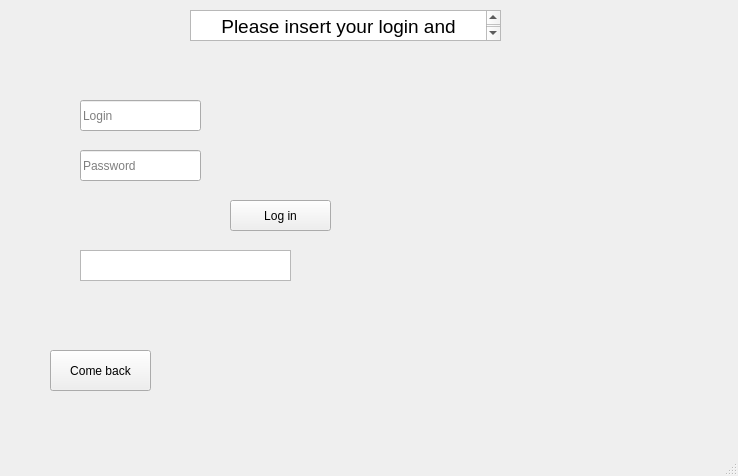
First picture: the form in mainwindow.ui, repository KsaweryL/Qt-bank, before the edit.
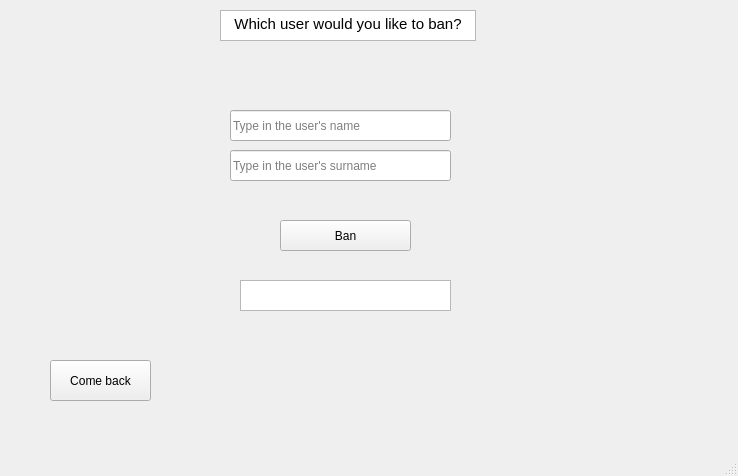
Second picture: the form after the edit. The open tabs and pages were chosen to show the change.

Commit message: Update on feature focused on banning the users

What changed in the file:
```diff
--- a/mainwindow.ui
+++ b/mainwindow.ui
@@ -523,6 +523,90 @@
       </property>
      </widget>
     </widget>
+    <widget class="QWidget" name="page_5">
+     <widget class="QTextBrowser" name="textBrowser_welcomeBan">
+      <property name="geometry">
+       <rect>
+        <x>200</x>
+        <y>20</y>
+        <width>256</width>
+        <height>31</height>
+       </rect>
+      </property>
+      <property name="html">
+       <string>&lt;!DOCTYPE HTML PUBLIC &quot;-//W3C//DTD HTML 4.0//EN&quot; &quot;http://www.w3.org/TR/REC-html40/strict.dtd&quot;&gt;
+&lt;html&gt;&lt;head&gt;&lt;meta name=&quot;qrichtext&quot; content=&quot;1&quot; /&gt;&lt;meta charset=&quot;utf-8&quot; /&gt;&lt;style type=&quot;text/css&quot;&gt;
+p, li { white-space: pre-wrap; }
+hr { height: 1px; border-width: 0; }
+li.unchecked::marker { content: &quot;\2610&quot;; }
+li.checked::marker { content: &quot;\2612&quot;; }
+&lt;/style&gt;&lt;/head&gt;&lt;body style=&quot; font-family:'Segoe UI'; font-size:9pt; font-weight:400; font-style:normal;&quot;&gt;
+&lt;p align=&quot;center&quot; style=&quot; margin-top:0px; margin-bottom:0px; margin-left:0px; margin-right:0px; -qt-block-indent:0; text-indent:0px;&quot;&gt;&lt;span style=&quot; font-size:11pt;&quot;&gt;Which user would you like to ban?&lt;/span&gt;&lt;/p&gt;&lt;/body&gt;&lt;/html&gt;</string>
+      </property>
+     </widget>
+     <widget class="QLineEdit" name="lineEdit_enterUserNameBan">
+      <property name="geometry">
+       <rect>
+        <x>210</x>
+        <y>120</y>
+        <width>221</width>
+        <height>31</height>
+       </rect>
+      </property>
+      <property name="placeholderText">
+       <string>Type in the user's name</string>
+      </property>
+     </widget>
+     <widget class="QLineEdit" name="lineEdit_enterUserSurnameBan">
+      <property name="geometry">
+       <rect>
+        <x>210</x>
+        <y>160</y>
+        <width>221</width>
+        <height>31</height>
+       </rect>
+      </property>
+      <property name="placeholderText">
+       <string>Type in the user's surname</string>
+      </property>
+     </widget>
+     <widget class="QPushButton" name="pushButton">
+      <property name="geometry">
+       <rect>
+        <x>260</x>
+        <y>230</y>
+        <width>131</width>
+        <height>31</height>
+       </rect>
+      </property>
+      <property name="text">
+       <string>Ban</string>
+      </property>
+     </widget>
+     <widget class="QTextBrowser" name="textBrowser_BanUserInfo">
+      <property name="geometry">
+       <rect>
+        <x>220</x>
+        <y>290</y>
+        <width>211</width>
+        <height>31</height>
+       </rect>
+      </property>
+     </widget>
+     <widget class="QPushButton" name="pushButton_comeBackBan">
+      <property name="geometry">
+       <rect>
+        <x>30</x>
+        <y>370</y>
+        <width>101</width>
+        <height>41</height>
+       </rect>
+      </property>
+      <property name="text">
+       <string>Come back</string>
+      </property>
+     </widget>
+    </widget>
    </widget>
   </widget>
   <widget class="QMenuBar" name="menubar">
```
Left out of the diff: 2 changed lines with no effect on the pictures. The commit also changes 3 other files.
